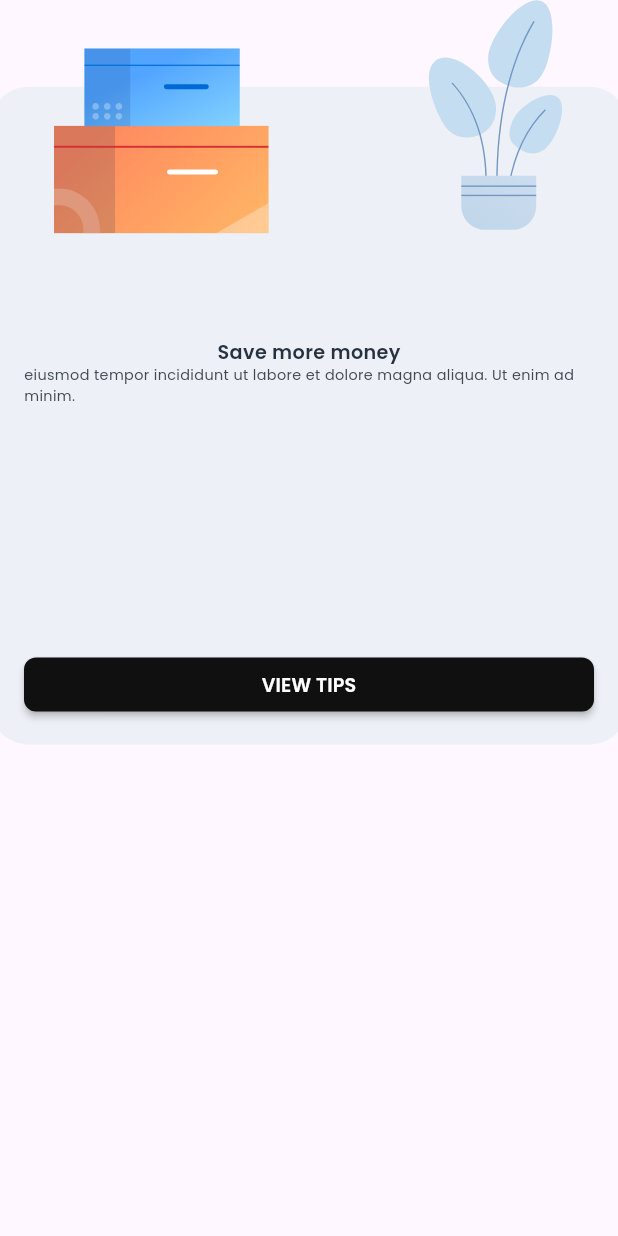
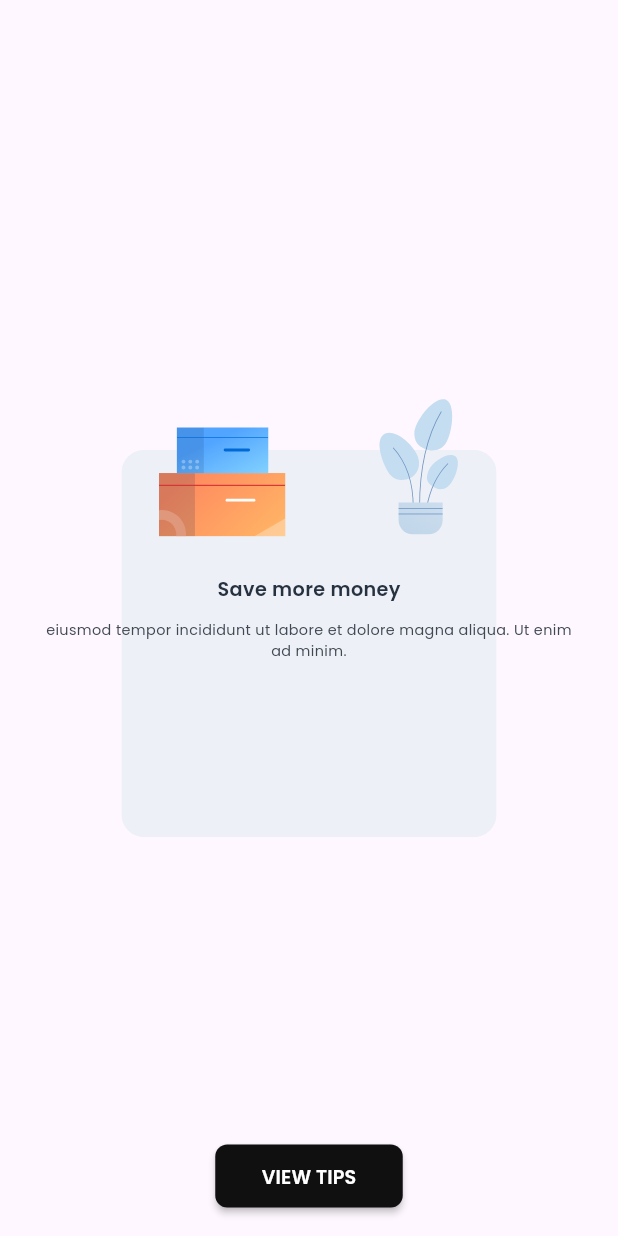
Before and after one commit to YasmeenGad/responsive_dashboard, a Flutter app: the CustomImageSection widget shown alone on an empty page, opened directly, on a phone screen of 412 x 824 dp. Run offline on Flutter 3.47's test engine with Material 3 defaults, Android fonts, the phone set to English and light mode, and no system bars; our stand-ins replace flutter_svg, google_fonts.

Commit message:
finish desktop layout

```diff
--- a/lib/src/features/widgets/custom_image_section.dart
+++ b/lib/src/features/widgets/custom_image_section.dart
@@ -1,5 +1,5 @@
 import 'package:flutter/material.dart';
-import 'package:flutter_svg/svg.dart';
+import 'package:flutter_svg/flutter_svg.dart';
 import 'package:responsive_dashboard/src/core/constants/colors.dart';
 import 'package:responsive_dashboard/src/core/utils/app_styles.dart';
 
@@ -8,32 +8,51 @@ class CustomImageSection extends StatelessWidget {
 
   @override
   Widget build(BuildContext context) {
-    return Stack(
+    return Center(
+      child: Stack(
         children: [
-        AspectRatio(
-          aspectRatio: 0.83,
+          Align(
+            alignment: Alignment.center,
+            child: Container(
+              width: 250,
+              height: 292,
+              decoration: BoxDecoration(
+                  borderRadius: BorderRadius.circular(
+                      12)), // Set the desired height for the image container
+              child: AspectRatio(
+                aspectRatio: 16 / 9, // Aspect ratio (width / height)
+                child: ClipRRect(
+                  borderRadius: BorderRadius.circular(12),
                   child: SvgPicture.asset(
                     "assets/images/BoxTips.svg",
-            fit: BoxFit.cover,
-            height: 292,
-            width: 250,
+                    fit: BoxFit
+                        .cover, // Maintain aspect ratio and cover the available space
+                  ),
+                ),
+              ),
             ),
           ),
           Positioned.fill(
             child: Align(
               alignment: Alignment.center,
               child: Padding(
-              padding: const EdgeInsets.all(16),
+                padding: const EdgeInsets.all(30),
                 child: Column(
                   mainAxisAlignment: MainAxisAlignment.center,
                   children: [
-                  Text(
+                    FittedBox(
+                      alignment: Alignment.centerLeft,
+                      fit: BoxFit.scaleDown,
+                      child: Text(
                         "Save more money",
                         style: AppTextStyle.styleSemiBold16(context),
                       ),
+                    ),
+                    const SizedBox(height: 12),
                     Text(
                       "eiusmod tempor incididunt ut labore et dolore magna aliqua. Ut enim ad minim.",
                       style: AppTextStyle.styleRegular12(context),
+                      textAlign: TextAlign.center,
                     ),
                   ],
                 ),
@@ -44,14 +63,17 @@ class CustomImageSection extends StatelessWidget {
             bottom: 16,
             left: 0,
             right: 0,
-          child: Padding(
-            padding: const EdgeInsets.symmetric(horizontal: 16),
+            child: Center(
+              child: Container(
+                width: 125, // Set width to half of the image width
                 child: MaterialButton(
                   onPressed: () {},
                   color: AppColor.primaryColor,
                   shape: RoundedRectangleBorder(
                     borderRadius: BorderRadius.circular(8),
                   ),
+                  child: Padding(
+                    padding: const EdgeInsets.symmetric(vertical: 12),
                     child: Text(
                       "VIEW TIPS",
                       style: AppTextStyle.styleSemiBold16(context)
@@ -60,7 +82,10 @@ class CustomImageSection extends StatelessWidget {
                   ),
                 ),
               ),
+            ),
+          ),
         ],
+      ),
     );
   }
 }
```
Also changed, not shown: lib/src/features/widgets/custom_today_row.dart (+7 -3 lines), lib/src/features/widgets/list_tile_percent_indicator_widget.dart (+8 -2 lines), lib/src/features/widgets/custom_money_section.dart (indentation only). Lines whose indentation alone changed are shown as unchanged.
